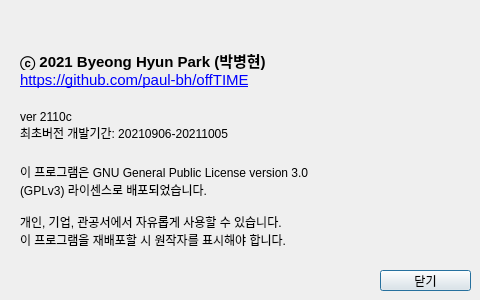
First picture: the form in offTIME/ui/info.ui, repository paulp-o/offTIME, before the edit.
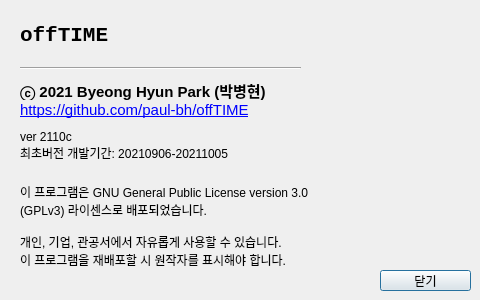
Second picture: the form after the edit. Icons and pictures are not drawn.

Patch:
```diff
--- a/offTIME/ui/info.ui
+++ b/offTIME/ui/info.ui
@@ -55,7 +55,7 @@
    <property name="geometry">
     <rect>
      <x>20</x>
-     <y>110</y>
+     <y>130</y>
      <width>321</width>
      <height>31</height>
     </rect>
@@ -123,7 +123,7 @@
    <property name="geometry">
     <rect>
      <x>20</x>
-     <y>70</y>
+     <y>100</y>
      <width>271</width>
      <height>20</height>
     </rect>
@@ -150,7 +150,7 @@
    <property name="geometry">
     <rect>
      <x>20</x>
-     <y>160</y>
+     <y>180</y>
      <width>321</width>
      <height>91</height>
     </rect>
@@ -169,7 +169,7 @@
    <property name="geometry">
     <rect>
      <x>20</x>
-     <y>50</y>
+     <y>80</y>
      <width>281</width>
      <height>20</height>
     </rect>
@@ -191,6 +191,51 @@
     <bool>false</bool>
    </property>
   </widget>
+  <widget class="QLabel" name="titleLabel">
+   <property name="geometry">
+    <rect>
+     <x>20</x>
+     <y>10</y>
+     <width>281</width>
+     <height>51</height>
+    </rect>
+   </property>
+   <property name="font">
+    <font>
+     <family>Consolas</family>
+     <pointsize>16</pointsize>
+     <weight>75</weight>
+     <bold>true</bold>
+     <underline>false</underline>
+     <stylestrategy>PreferAntialias</stylestrategy>
+    </font>
+   </property>
+   <property name="text">
+    <string>offTIME</string>
+   </property>
+   <property name="scaledContents">
+    <bool>true</bool>
+   </property>
+   <property name="wordWrap">
+    <bool>true</bool>
+   </property>
+   <property name="openExternalLinks">
+    <bool>false</bool>
+   </property>
+  </widget>
+  <widget class="Line" name="line">
+   <property name="geometry">
+    <rect>
+     <x>20</x>
+     <y>60</y>
+     <width>281</width>
+     <height>16</height>
+    </rect>
+   </property>
+   <property name="orientation">
+    <enum>Qt::Horizontal</enum>
+   </property>
+  </widget>
   <zorder>logoSmall</zorder>
   <zorder>closeButton</zorder>
   <zorder>label_3</zorder>
```
Left out of the diff: 2 changed lines with no effect on the pictures.
